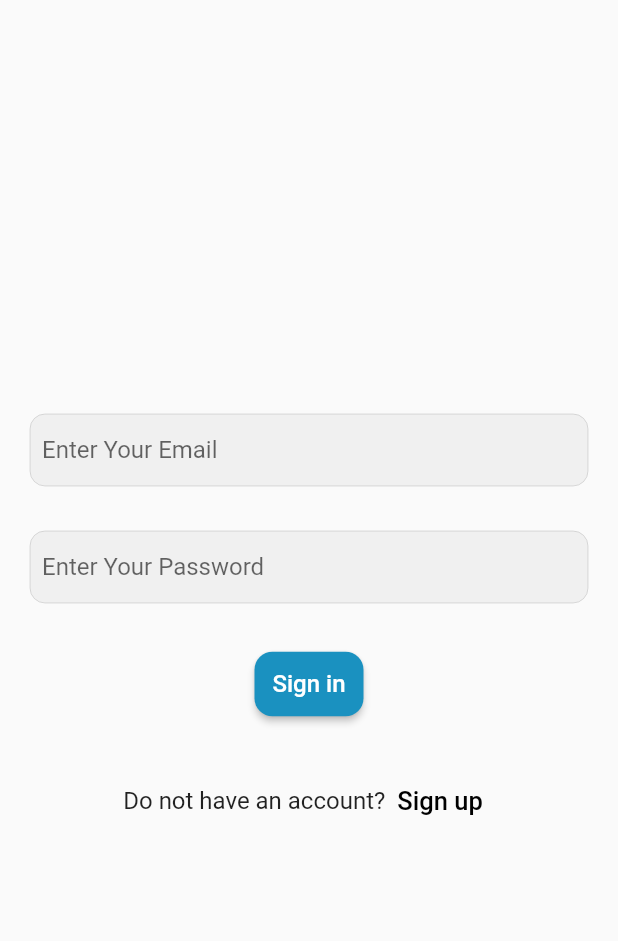
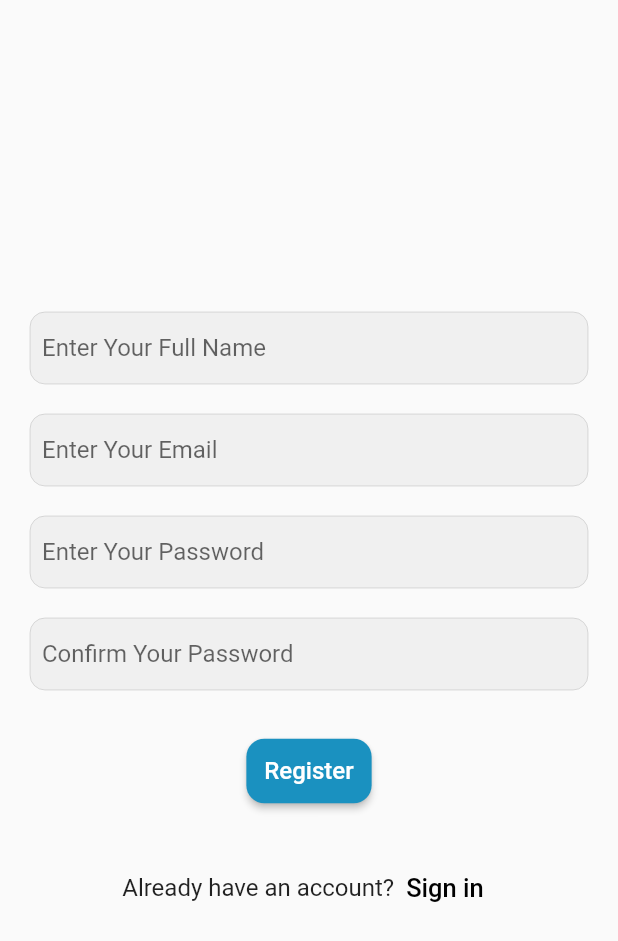
Before and after one commit to muradissa/flower-store-app, a Flutter app: the screen it shows after launch, on a phone screen of 412 x 824 dp. Shown: the top 941 px of the screen. Run offline on Flutter 3.47's test engine with Material 2 defaults, Android fonts, the phone set to English and light mode, and no system bars.

```diff
--- a/lib/main.dart
+++ b/lib/main.dart
@@ -1,4 +1,5 @@
 import 'package:flower_store_app/pages/login.dart';
+import 'package:flower_store_app/pages/register.dart';
 import 'package:flutter/material.dart';
 
 void main() {
@@ -13,7 +14,7 @@ class MyApp extends StatelessWidget {
   Widget build(BuildContext context) {
     return MaterialApp(
       debugShowCheckedModeBanner: false,
-      home: const Login(),
+      home: const Register(),
     );
   }
 }
--- a/lib/pages/login.dart
+++ b/lib/pages/login.dart
@@ -1,3 +1,4 @@
+import 'package:flower_store_app/pages/register.dart';
 import 'package:flower_store_app/shared/colors.dart';
 import 'package:flower_store_app/shared/email_textfield.dart';
 import 'package:flower_store_app/shared/primary_textfield.dart';
@@ -72,7 +73,9 @@ class Login extends StatelessWidget {
                       children: [
                         Text("Do not have an account?",style: TextStyle(fontSize: 16),),
                         TextButton(
-                            onPressed: (){},
+                          onPressed: (){
+                            Navigator.pushReplacement(context, MaterialPageRoute(builder: (context)=> Register()));
+                          },
                             child: Text(
                               'Sign up',
                               style: TextStyle(
--- a/lib/pages/register.dart
+++ b/lib/pages/register.dart
@@ -0,0 +1,119 @@
+import 'package:flower_store_app/pages/login.dart';
+import 'package:flower_store_app/shared/colors.dart';
+import 'package:flower_store_app/shared/email_textfield.dart';
+import 'package:flower_store_app/shared/primary_textfield.dart';
+import 'package:flutter/material.dart';
+
+class Register extends StatelessWidget {
+
+  //const Login({key? key}):super(key: key);
+  const Register ({super.key});
+  @override
+  Widget build(BuildContext context){
+    return SafeArea(
+        child:
+        Scaffold(
+            backgroundColor: Color.fromARGB(255, 250, 250, 250),
+            body: Center(
+              child: Padding(
+                padding: const EdgeInsets.all(20),
+                child: SingleChildScrollView(
+                  child: Column(
+                    mainAxisAlignment: MainAxisAlignment.center,
+                    children: [
+
+                      PrimaryTextField(
+                          textType: TextInputType.text,
+                          holderPlace: "Enter Your Full Name",
+                          isPassword: false
+                      ),
+
+                      const SizedBox(
+                        height: 20,
+                      ),
+
+                      PrimaryTextField(
+                          textType: TextInputType.emailAddress,
+                          holderPlace: "Enter Your Email",
+                          isPassword: false
+                      ),
+
+                      const SizedBox(
+                        height: 20,
+                      ),
+
+                      // textType holderPlace isPassword
+                      PrimaryTextField(
+                          textType: TextInputType.text,
+                          holderPlace: "Enter Your Password",
+                          isPassword: true
+                      ),
+
+                      const SizedBox(
+                        height: 20,
+                      ),
+
+                      // textType holderPlace isPassword
+                      PrimaryTextField(
+                          textType: TextInputType.text,
+                          holderPlace: "Confirm Your Password",
+                          isPassword: true
+                      ),
+
+                      const SizedBox(
+                        height: 30,
+                      ),
+
+                      // ElevatedButton(
+                      //   child: Text("Login"),
+                      //   style: ElevatedButton.styleFrom(
+                      //     primary: Colors.blueAccent,
+                      //     elevation: 3,
+                      //   ),
+                      //   onPressed: () {},
+                      // ),
+                      ElevatedButton(
+                          onPressed: () {},
+                          child: Text("Register",style: TextStyle(fontSize: 16),),
+                          style: ButtonStyle(
+                              backgroundColor: MaterialStateProperty.all(btnBlue),
+                              padding: MaterialStateProperty.all(EdgeInsets.all(12)),
+                              shape: MaterialStateProperty.all(RoundedRectangleBorder(borderRadius: BorderRadius.circular(12)))
+                          )
+                      ),
+
+                      const SizedBox(
+                        height: 30,
+                      ),
+
+                      Row(
+                        mainAxisAlignment: MainAxisAlignment.center,
+                        children: [
+                          Text("Already have an account?",style: TextStyle(fontSize: 16),),
+                          TextButton(
+                            onPressed: (){
+                              Navigator.pushReplacement(context, MaterialPageRoute(builder: (context)=> Login()));
+                            },
+                            child: Text(
+                              'Sign in',
+                              style: TextStyle(
+                                  color: Colors.black,
+                                  fontSize: 17
+
+                              ),
+                            ),
+                          )
+                        ],
+                      ),
+
+                    ],
+                  ),
+                ),
+              ),
+
+            )
+
+        )
+    );
+  }
+}
```
Also changed, not shown: lib/pages/home.dart (added).
